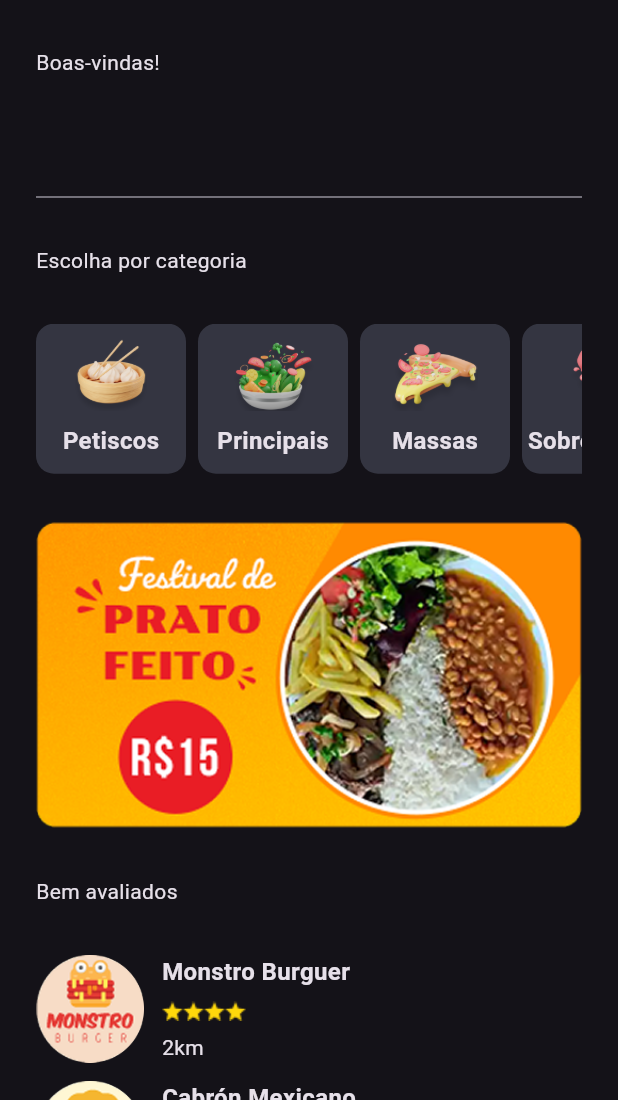
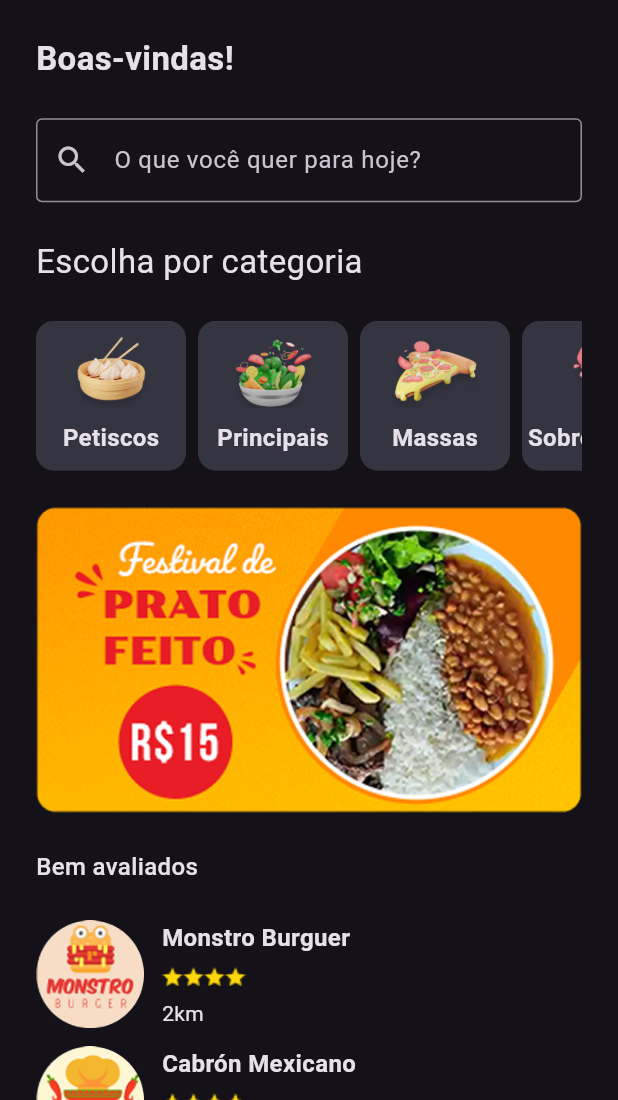
Before and after one commit to matheusjuan1/techtaste-flutter, a Flutter app: the screen it shows after launch, after a tap on "Bora!", on a phone screen of 412 x 824 dp, the part 136-1236 px from its top. Run offline on Flutter 3.47's test engine with Material 3 defaults, Android fonts, the phone set to English and light mode, and no system bars; drawn by our look-alikes of badges.

Commit message:
feat: add outlined text field

```diff
--- /dev/null
+++ b/lib/ui/_core/widgets/outlined_text_field.dart
@@ -0,0 +1,52 @@
+import 'package:flutter/material.dart';
+import 'package:techtaste/ui/_core/app_colors.dart';
+
+class OutlinedTextField extends StatelessWidget {
+  final String label;
+  final String? hint;
+  final TextEditingController? contoller;
+  final TextInputType keyboardType;
+  final bool obscureText;
+  final bool enabled;
+  final IconData? prefixIcon;
+  final FormFieldValidator<String>? validator;
+  final Function(String)? onChanged;
+  final Function()? onTap;
+
+  const OutlinedTextField({
+    super.key,
+    required this.label,
+    this.hint,
+    this.contoller,
+    this.keyboardType = TextInputType.text,
+    this.obscureText = false,
+    this.enabled = true,
+    this.prefixIcon,
+    this.validator,
+    this.onChanged,
+    this.onTap,
+  });
+
+  @override
+  Widget build(BuildContext context) {
+    return TextFormField(
+      controller: contoller,
+      keyboardType: keyboardType,
+      obscureText: obscureText,
+      enabled: enabled,
+      validator: validator,
+      onChanged: onChanged,
+      onTap: onTap,
+      decoration: InputDecoration(
+        labelText: label,
+        hintText: hint,
+        prefixIcon: prefixIcon != null ? Icon(prefixIcon) : null,
+        border: const OutlineInputBorder(),
+        focusedBorder: OutlineInputBorder(
+          borderSide: BorderSide(color: AppColors.mainColor, width: 2.0),
+        ),
+        floatingLabelStyle: const TextStyle(color: AppColors.mainColor),
+      ),
+    );
+  }
+}
--- a/lib/ui/home/home_screen.dart
+++ b/lib/ui/home/home_screen.dart
@@ -3,6 +3,7 @@ import 'package:techtaste/domain/data/categories_data.dart';
 import 'package:techtaste/domain/data/restaurant_data.dart';
 import 'package:techtaste/domain/model/restaurant.dart';
 import 'package:techtaste/ui/_core/widgets/appbar.dart';
+import 'package:techtaste/ui/_core/widgets/outlined_text_field.dart';
 import 'package:techtaste/ui/home/widgets/category_widget.dart';
 import 'package:techtaste/ui/home/widgets/restaurant_widget.dart';
 import 'package:provider/provider.dart';
@@ -22,12 +23,18 @@ class HomeScreen extends StatelessWidget {
         child: SingleChildScrollView(
           child: Column(
             crossAxisAlignment: CrossAxisAlignment.start,
-            spacing: 32.0,
+            spacing: 24.0,
             children: [
               Center(child: Image.asset('assets/logo.png', width: 147)),
-              Text("Boas-vindas!"),
-              TextFormField(),
-              Text("Escolha por categoria"),
+              Text(
+                "Boas-vindas!",
+                style: TextStyle(fontSize: 22.0, fontWeight: FontWeight.bold),
+              ),
+              OutlinedTextField(
+                label: "O que você quer para hoje?",
+                prefixIcon: Icons.search,
+              ),
+              Text("Escolha por categoria", style: TextStyle(fontSize: 22.0)),
               SingleChildScrollView(
                 scrollDirection: Axis.horizontal,
                 child: Row(
@@ -43,7 +50,10 @@ class HomeScreen extends StatelessWidget {
                 ),
               ),
               Image.asset('assets/banners/banner_promo.png'),
-              Text("Bem avaliados"),
+              Text(
+                "Bem avaliados",
+                style: TextStyle(fontSize: 16.0, fontWeight: FontWeight.w500),
+              ),
               Column(
                 spacing: 12.0,
                 children: List.generate(restaurantData.restaurants.length, (
@@ -53,7 +63,7 @@ class HomeScreen extends StatelessWidget {
                   return RestaurantWidget(restaurant: restaurant);
                 }),
               ),
-              SizedBox(height: 52.0),
+              SizedBox(height: 32.0),
             ],
           ),
         ),
--- a/lib/ui/splash/splash_screen.dart
+++ b/lib/ui/splash/splash_screen.dart
@@ -19,7 +19,9 @@ class SplashScreen extends StatelessWidget {
                 mainAxisAlignment: MainAxisAlignment.center,
                 spacing: 32.0,
                 children: [
+                  Spacer(),
                   Image.asset('assets/logo.png', width: 192),
+                  SizedBox(height: 24.0),
                   Column(
                     children: [
                       Text(
@@ -55,6 +57,7 @@ class SplashScreen extends StatelessWidget {
                       ),
                     ),
                   ),
+                  SizedBox(height: 24.0),
                 ],
               ),
             ),
```
